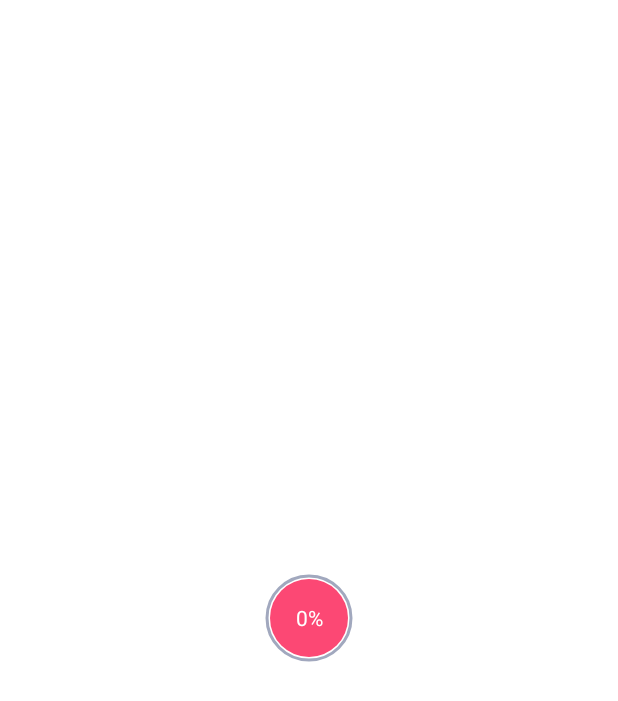
After one commit to DaiXiaojie/surfaceviewtest, an Android app: the layout activity_main2.xml on its own in the app's theme, with its tools: preview values and no code run, on a phone screen of 412 x 824 dp. The commit adds this screen. Shown: the top 701 px of the screen. Run offline under Robolectric (Android 15) with nearby library versions, the phone set to English and light mode, and no system bars.

Commit message:
音准器修改，播放按钮部分

```diff
--- a/app/src/main/java/com/daixiaojie/surfaceviewtest2/SparkManager.java
+++ b/app/src/main/java/com/daixiaojie/surfaceviewtest2/SparkManager.java
@@ -30,7 +30,7 @@ public class SparkManager
     private float mCurDistance = 0;
 
     // 火花半径
-    private static final float SPARK_RADIUS = 3.0F;
+    private static final float SPARK_RADIUS = 5.0F;
 
     // 火花外侧阴影大小
     private static final float BLUR_SIZE = 5.0F;
--- /dev/null
+++ b/app/src/main/java/com/daixiaojie/surfaceviewtest2/playbutton/PlayButton.java
@@ -0,0 +1,208 @@
+package com.daixiaojie.surfaceviewtest2.playbutton;
+
+import android.content.Context;
+import android.content.res.TypedArray;
+import android.graphics.Canvas;
+import android.graphics.Paint;
+import android.graphics.Rect;
+import android.graphics.RectF;
+import android.graphics.Typeface;
+import android.util.AttributeSet;
+import android.view.View;
+import android.view.ViewGroup;
+
+import com.daixiaojie.surfaceviewtest2.R;
+
+/**
+ * Created by daixiaojie on 2017/2/16.
+ */
+
+public class PlayButton extends View {
+    private static final int DEFAULT_WIDTH = 80;
+    private static final float ANGLEUNIT = 3.6f;
+
+    private Context context;
+    private Paint paint;
+
+    private float width;  //控件宽度
+    private float height;  //控件高度
+
+    private float radius;   //圆形半径
+    private float ringDownloadWidth; //圆环下载宽度
+    private float ringRecordWidth; //圆环录制宽度
+    private int buttonColor;  // 中心控制区颜色
+    private int ringPreColor; //进度条预加载颜色
+    private int ringProgressColor;  //进度条填充颜色
+
+
+    private int textSize;  //字体大小
+    private int textColor;  //字体颜色
+
+    private int progress; //0-100
+
+    private RecordStatus status = RecordStatus.DOWNLOADING;
+
+    public enum RecordStatus {
+        DOWNLOADING, START, RUNNING, PAUSE, FINISH
+    }
+
+    public PlayButton(Context context) {
+        this(context, null);
+    }
+
+    public PlayButton(Context context, AttributeSet attrs) {
+        this(context, attrs, 0);
+    }
+
+    public PlayButton(Context context, AttributeSet attrs, int defStyleAttr) {
+        super(context, attrs, defStyleAttr);
+        //清除flag
+        setWillNotDraw(false);
+        this.context = context;
+        paint = new Paint();
+        paint.setFilterBitmap(true);//对位图进行滤波处理
+        paint.setDither(true);
+        obtainAttributes(context, attrs);
+        String heightStr = attrs.getAttributeValue("http://schemas.android.com/apk/res/android", "layout_height");
+        String widthStr = attrs.getAttributeValue("http://schemas.android.com/apk/res/android", "layout_width");
+        if (heightStr.equals(ViewGroup.LayoutParams.MATCH_PARENT + "")) {
+        } else if (heightStr.equals(ViewGroup.LayoutParams.WRAP_CONTENT + "")) {
+        } else {
+            int[] systemAttrs = {android.R.attr.layout_height};
+            TypedArray a = context.obtainStyledAttributes(attrs, systemAttrs);
+            height = a.getDimensionPixelSize(0, ViewGroup.LayoutParams.WRAP_CONTENT);
+            a.recycle();
+        }
+        if (widthStr.equals(ViewGroup.LayoutParams.MATCH_PARENT + "")) {
+        } else if (widthStr.equals(ViewGroup.LayoutParams.WRAP_CONTENT + "")) {
+        } else {
+            int[] systemAttrs = {android.R.attr.layout_width};
+            TypedArray a = context.obtainStyledAttributes(attrs, systemAttrs);
+            width = a.getDimensionPixelSize(0, ViewGroup.LayoutParams.WRAP_CONTENT);
+            a.recycle();
+        }
+        width = width > height ? height : width;
+        height = height > width ? width : height;
+        status = RecordStatus.DOWNLOADING;
+    }
+
+    private void obtainAttributes(Context context, AttributeSet attrs) {
+        TypedArray array = context.obtainStyledAttributes(attrs, R.styleable.PlayButton);
+        ringDownloadWidth = array.getDimension(R.styleable.PlayButton_playbutton_ringdownloadwidth, dp2px(2));
+        ringRecordWidth = array.getDimension(R.styleable.PlayButton_playbutton_ringrecordwidth, dp2px(4));
+        buttonColor = array.getColor(R.styleable.PlayButton_playbutton_buttoncolor, 0xFC4874);
+        ringPreColor = array.getColor(R.styleable.PlayButton_playbutton_ringprecolor, 0x4F5D86);
+        ringProgressColor = array.getColor(R.styleable.PlayButton_playbutton_ringprogresscolor, 0xFC4874);
+        textSize = array.getColor(R.styleable.PlayButton_playbutton_textsize, sp2px(14));
+        textColor = array.getColor(R.styleable.PlayButton_playbutton_textcolor, 0xFFFFFF);
+        progress = array.getColor(R.styleable.PlayButton_playbutton_progress, 0);
+        array.recycle();
+    }
+
+    @Override
+    protected void onDraw(Canvas canvas) {
+        super.onDraw(canvas);
+        paint.setAntiAlias(true);
+//        canvas.drawColor(Color.TRANSPARENT, PorterDuff.Mode.CLEAR);
+        radius = width / 2;
+        switch (status) {
+            case DOWNLOADING:
+                drawRing(canvas);
+                drawButton(canvas);
+                drawText(canvas);
+                break;
+            case START:
+                progress = 0;
+                drawButton(canvas);
+                drawText(canvas);
+                break;
+            case RUNNING:
+                drawRing(canvas);
+                drawButton(canvas);
+                break;
+            case PAUSE:
+
+                break;
+            case FINISH:
+
+                break;
+        }
+
+    }
+
+    private void drawText(Canvas canvas) {
+        String text = "";
+        if (status == RecordStatus.DOWNLOADING) {
+            text = progress + "%";
+        } else if (status == RecordStatus.START){
+            text = "START";
+            paint.setTypeface(Typeface.DEFAULT_BOLD);
+        }
+        paint.setTextSize(textSize);
+        Rect temp = new Rect();
+        paint.getTextBounds(text, 0, text.length(), temp);
+        int textWidth = temp.width();
+        int textHeight = temp.height();
+        paint.setColor(textColor);
+        paint.setStyle(Paint.Style.FILL);
+        canvas.drawText(text, width / 2 - textWidth / 2, height / 2 + textHeight / 2, paint);
+    }
+
+    private void drawButton(Canvas canvas) {
+        paint.setStyle(Paint.Style.FILL);
+        paint.setColor(buttonColor);
+        if (status == RecordStatus.DOWNLOADING) {
+            canvas.drawCircle(width / 2, height / 2, radius - ringDownloadWidth - dp2px(2), paint);
+        } else if (status == RecordStatus.START) {
+            canvas.drawCircle(width / 2, height / 2, radius, paint);
+        } else if (status == RecordStatus.RUNNING) {
+            float btnWidth = width - (ringRecordWidth + dp2px(5)) * 2;
+            float btnHeight = btnWidth;
+            RectF rect = new RectF(width / 2 - btnWidth / 2, height / 2 - btnHeight / 2, width / 2 + btnWidth / 2, height / 2 + btnHeight / 2);
+            canvas.drawRoundRect(rect, dp2px(6), dp2px(6), paint);
+        }
+    }
+
+    private void drawRing(Canvas canvas) {
+        float progressWidth = 0f;
+        if (status == RecordStatus.DOWNLOADING) {
+            progressWidth = ringDownloadWidth;
+        } else if (status == RecordStatus.RUNNING) {
+            progressWidth = ringRecordWidth;
+        }
+        paint.setStyle(Paint.Style.STROKE);
+        paint.setStrokeWidth(progressWidth);
+        paint.setColor(ringPreColor);
+        RectF rect = new RectF(ringDownloadWidth, ringDownloadWidth, width - ringDownloadWidth, height - ringDownloadWidth);
+        canvas.drawArc(rect, -90, 360, false, paint);
+        paint.setColor(ringProgressColor);
+        canvas.drawArc(rect, -90, progress * ANGLEUNIT, false, paint);
+    }
+
+    protected int dp2px(float dp) {
+        final float scale = context.getResources().getDisplayMetrics().density;
+        return (int) (dp * scale + 0.5f);
+    }
+
+    protected int sp2px(float sp) {
+        final float scale = context.getResources().getDisplayMetrics().scaledDensity;
+        return (int) (sp * scale + 0.5f);
+    }
+
+    public void setProgress(int progress) {
+        if (progress < 0 || progress > 100) {
+            return;
+        }
+        this.progress = progress;
+        invalidate();
+    }
+
+    public void setStatus(RecordStatus status) {
+        this.status = status;
+        invalidate();
+    }
+
+    public RecordStatus getStatus() {
+        return status;
+    }
+}
--- /dev/null
+++ b/app/src/main/res/layout/activity_main2.xml
@@ -0,0 +1,19 @@
+<?xml version="1.0" encoding="utf-8"?>
+<RelativeLayout xmlns:android="http://schemas.android.com/apk/res/android"
+    android:id="@+id/activity_main2"
+    android:layout_width="match_parent"
+    android:layout_height="match_parent"
+    android:background="@android:color/white"
+    xmlns:starmaker="http://schemas.android.com/apk/res-auto">
+
+    <com.daixiaojie.surfaceviewtest2.playbutton.PlayButton
+        android:id="@+id/pbtn_activity_main2"
+        android:layout_width="60dp"
+        android:layout_height="60dp"
+        android:layout_centerInParent="true"
+        starmaker:playbutton_buttoncolor="#FC4874"
+        starmaker:playbutton_ringprecolor="#884F5D86"
+        starmaker:playbutton_textcolor="#ffffffff"
+        starmaker:playbutton_ringprogresscolor="#FC4874"/>
+
+</RelativeLayout>
--- a/app/src/main/res/values/styles.xml
+++ b/app/src/main/res/values/styles.xml
@@ -8,4 +8,6 @@
         <item name="colorAccent">@color/colorAccent</item>-->
     </style>
 
+
+
 </resources>
```
Also changed, not shown: app/src/main/AndroidManifest.xml (+7 -1 lines), app/src/main/java/com/daixiaojie/surfaceviewtest2/MainActivity.java (+41 -3 lines), app/src/main/java/com/daixiaojie/surfaceviewtest2/MainActivity2.java (added, +44 -0 lines), app/src/main/java/com/daixiaojie/surfaceviewtest2/intonation/IntonationLine.java (+12 -1 lines), app/src/main/java/com/daixiaojie/surfaceviewtest2/intonation/IntonationSurfaceView.java (+78 -27 lines), app/src/main/res/layout/activity_main.xml (+23 -0 lines), app/src/main/res/values/attrs.xml (added, +15 -0 lines), app/src/main/res/mipmap-xxhdpi/test_intonation_bg.jpg (renamed from app/src/main/res/mipmap-xxhdpi/bg.jpg).
